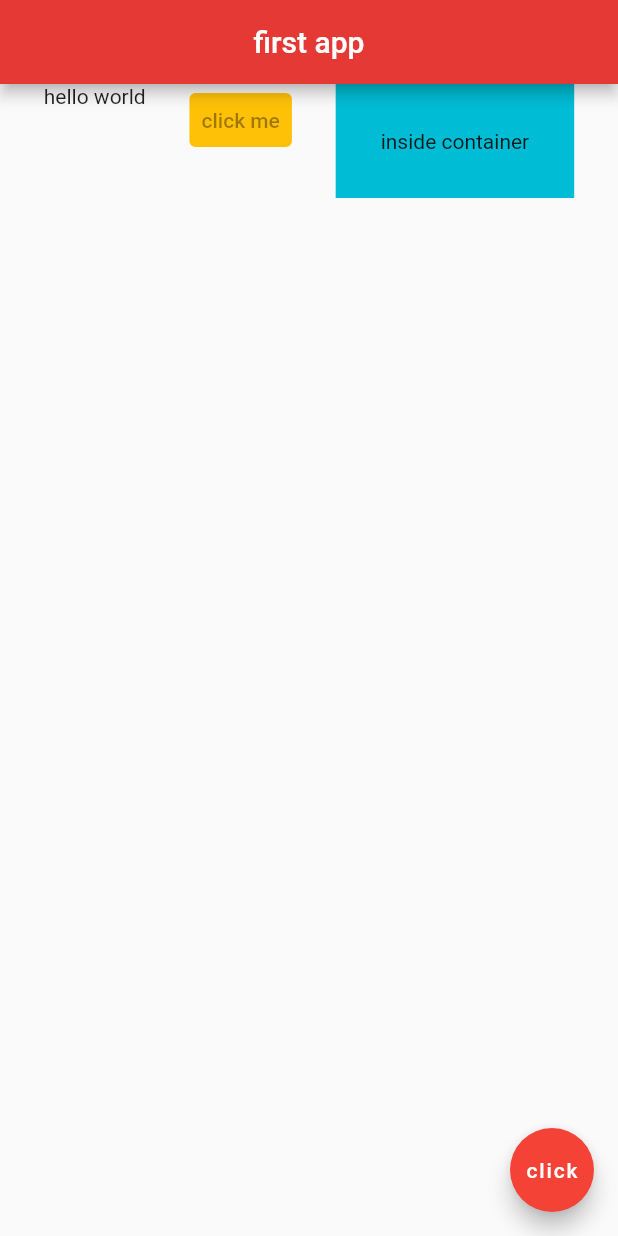
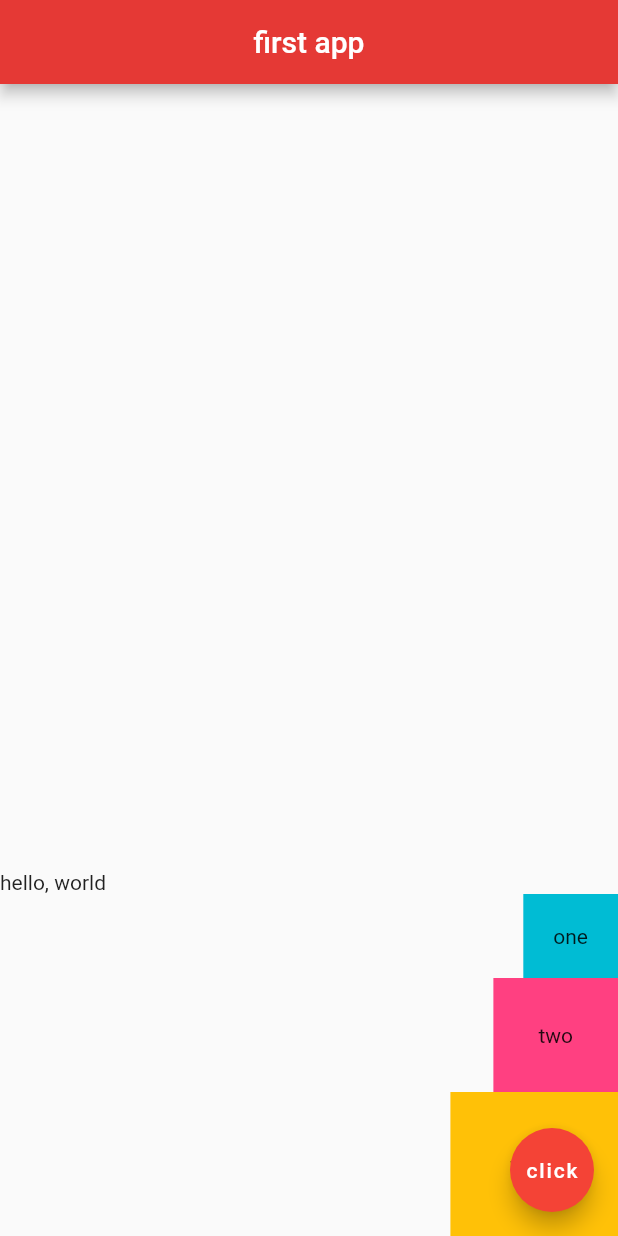
Before and after one commit to JackStrakos/Flutter_TimeApp, a Flutter app: the screen it shows after launch, on a phone screen of 412 x 824 dp. Run offline on Flutter 3.47's test engine with Material 2 defaults, Android fonts, the light colour scheme and no system bars.

Commit message:
columns and rows

```diff
--- a/time_zones/lib/main.dart
+++ b/time_zones/lib/main.dart
@@ -13,22 +13,28 @@
         centerTitle: true,
         backgroundColor: Colors.red[600],
       ),
-      body: Row(
-        mainAxisAlignment: MainAxisAlignment.spaceEvenly,
-        crossAxisAlignment: CrossAxisAlignment.start,
+      body: Column(
+        mainAxisAlignment: MainAxisAlignment.end,
+        crossAxisAlignment: CrossAxisAlignment.end,
         children: <Widget>[
-          Text('hello world'),
-          TextButton(
-            onPressed: null,
-            child: Text('click me'),
-            style: ButtonStyle(
-                backgroundColor: MaterialStatePropertyAll<Color>(Colors.amber)),
+          Row(
+            children: <Widget>[
+              Text('hello, '),
+              Text('world'),
+            ],
           ),
           Container(
-            color: Colors.cyan,
-            padding: EdgeInsets.all(30.0),
-            child: Text('inside container'),
-          )
+              padding: EdgeInsets.all(20.0),
+              color: Colors.cyan,
+              child: Text('one')),
+          Container(
+              padding: EdgeInsets.all(30.0),
+              color: Colors.pinkAccent,
+              child: Text('two')),
+          Container(
+              padding: EdgeInsets.all(40.0),
+              color: Colors.amber,
+              child: Text('three')),
         ],
       ),
       floatingActionButton: FloatingActionButton(
```
